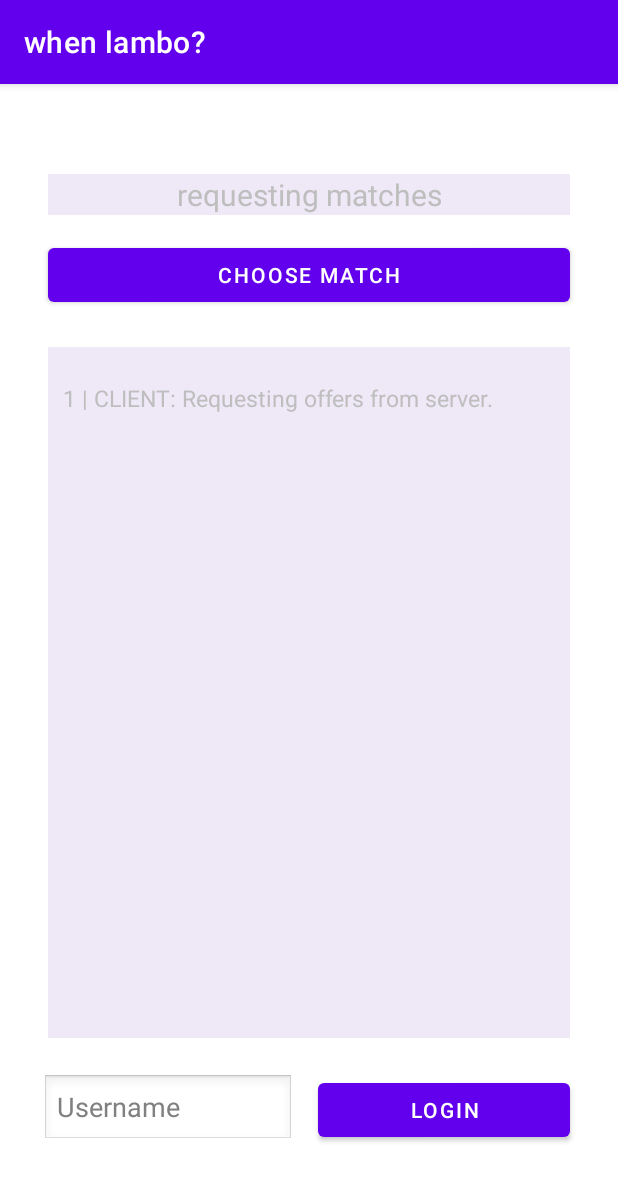
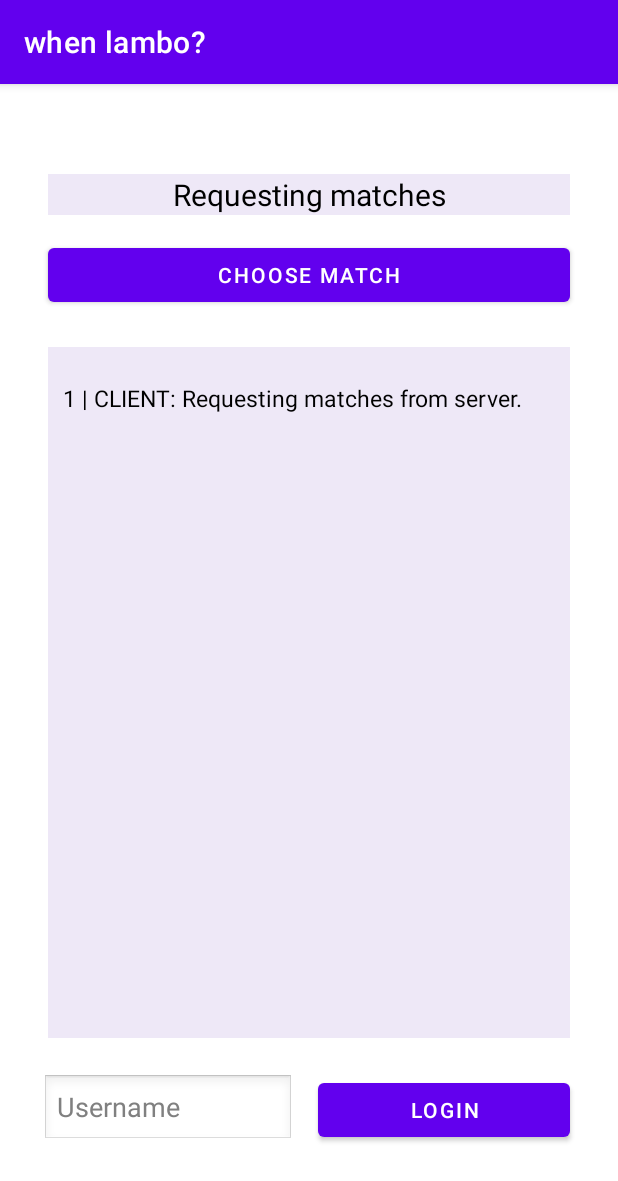
Before and after one commit to RisticDjordje/betting-bot-client-server, an Android app: the screen it shows after launch (MainActivity), after a tap on "CHOOSE MATCH", on a phone screen of 412 x 824 dp. Shown: the top 1181 px of the screen. Run offline under Robolectric (Android 15) with nearby library versions, the phone set to English and light mode, and no system bars; libraries missing offline, so code that uses them is left out: io.socket.client; 13 statements that could not run were skipped.

Commit message:
Updated offers and match segment of the client. updated server features

```diff
--- a/EZMoneyBettingApp/app/src/main/java/com/example/ezmoneybettingapp/MainActivity.kt
+++ b/EZMoneyBettingApp/app/src/main/java/com/example/ezmoneybettingapp/MainActivity.kt
@@ -57,9 +57,9 @@ class MainActivity : AppCompatActivity() {
             // Sending the username to the SERVER
             mSocket.emit("matches_request")
             // Updating the CLIENT console
-            matchNameTextView.text = "requesting matches"
+            matchNameTextView.text = "Requesting matches"
             consoleLogCounter++
-            consoleLog.append("\n$consoleLogCounter | CLIENT: Requesting offers from server.")
+            consoleLog.append("\n$consoleLogCounter | CLIENT: Requesting matches from server.")
         }
 
 
@@ -93,9 +93,11 @@ class MainActivity : AppCompatActivity() {
             if (args[0] != null) {
                 runOnUiThread {
                     // Updating the CLIENT console
+                    val matchChosen = args[0].toString().substring(9)
                     consoleLogCounter++
-                    consoleLog.append("\n$consoleLogCounter | SERVER: Received chosen match: ${args[0]}.")
+                    consoleLog.append("\n$consoleLogCounter | SERVER: Received chosen match: ${matchChosen}.")
                     consoleLog.append("\n------------------------------------------------------")
+                    matchNameTextView.text = matchChosen
                 }
             }
         }
@@ -120,6 +122,7 @@ class MainActivity : AppCompatActivity() {
                     // Updating the CLIENT console
                     consoleLogCounter++
                     consoleLog.append("\n$consoleLogCounter | SERVER: Successfully logged in to ${args[0]}.")
+                    consoleLog.append("\n------------------------------------------------------")
                     consoleLogCounter++
                     consoleLog.append("\n$consoleLogCounter | SERVER: Now logging in to ${args[1]} WWin accounts.")
                     consoleLog.append("\n------------------------------------------------------")
--- a/EZMoneyBettingApp/app/src/main/java/com/example/ezmoneybettingapp/MatchesDialogFragment.kt
+++ b/EZMoneyBettingApp/app/src/main/java/com/example/ezmoneybettingapp/MatchesDialogFragment.kt
@@ -30,12 +30,9 @@ class MatchesDialogFragment(
     ): View {
 
         val rootView: View = inflater.inflate(R.layout.offers_dialog_fragment, container, false)
-//        var secondActivityView: View = inflater.inflate(R.layout.activity_second, container, false)
-
 
         val offersAdapter = OffersAdapter(matchNames)
         val offersList = rootView.findViewById<RecyclerView>(R.id.offersList)
-//        val currentOfferTextView = secondActivityView.findViewById<TextView>(R.id.currentOfferTextView)
         val mSocket = SocketHandler.getSocket()
 
         offersList.apply {
@@ -52,13 +49,12 @@ class MatchesDialogFragment(
                 ) { _, position ->
                     Toast.makeText(
                         requireContext(),
-                        "Clicked: " + matchNames[position],
+                        "Clicked: " + matchNames[position].substring(9),
                         Toast.LENGTH_SHORT
                     )
                         .show()
 
                     mSocket.emit("match_chosen", matchNames[position])
-                    //                            currentOfferTextView.text = "chosen"
                     dismiss()
                 })
         }
--- a/EZMoneyBettingApp/app/src/main/java/com/example/ezmoneybettingapp/OffersDialogFragment.kt
+++ b/EZMoneyBettingApp/app/src/main/java/com/example/ezmoneybettingapp/OffersDialogFragment.kt
@@ -31,12 +31,9 @@ class OffersDialogFragment(
     ): View {
 
         val rootView: View = inflater.inflate(R.layout.offers_dialog_fragment, container, false)
-//        var secondActivityView: View = inflater.inflate(R.layout.activity_second, container, false)
-
 
         val offersAdapter = OffersAdapter(offer_names)
         val offersList = rootView.findViewById<RecyclerView>(R.id.offersList)
-//        val currentOfferTextView = secondActivityView.findViewById<TextView>(R.id.currentOfferTextView)
         val mSocket = SocketHandler.getSocket()
 
         offersList.apply {
@@ -58,8 +55,7 @@ class OffersDialogFragment(
                     )
                         .show()
 
-                    mSocket.emit("offer_chosen", offer_titles[position])
-                    //                            currentOfferTextView.text = "chosen"
+                    mSocket.emit("offer_chosen", offer_titles[position], offer_names[position])
                     dismiss()
                 })
         }
--- a/EZMoneyBettingApp/app/src/main/res/layout/activity_main.xml
+++ b/EZMoneyBettingApp/app/src/main/res/layout/activity_main.xml
@@ -17,7 +17,8 @@
         android:layout_marginEnd="32dp"
         android:background="#1D673AB7"
         android:gravity="center"
-        android:text="Match Name"
+        android:text="No match chosen"
+        android:textColor="#000000"
         android:textSize="20sp"
         app:layout_constraintEnd_toEndOf="parent"
         app:layout_constraintHorizontal_bias="0.0"
@@ -60,6 +61,7 @@
             android:hint="Console Log"
             android:paddingLeft="10dp"
             android:paddingTop="5dp"
+            android:textColor="#000000"
             android:textSize="15sp" />
     </ScrollView>
 
--- a/EZMoneyBettingApp/app/src/main/res/layout/activity_second.xml
+++ b/EZMoneyBettingApp/app/src/main/res/layout/activity_second.xml
@@ -19,6 +19,7 @@
         android:background="#1D673AB7"
         android:gravity="center"
         android:text="No offer chosen"
+        android:textColor="#000000"
         android:textSize="22sp"
         app:layout_constraintEnd_toEndOf="parent"
         app:layout_constraintStart_toStartOf="parent"
@@ -73,6 +74,7 @@
             android:hint="Console Log"
             android:paddingLeft="10dp"
             android:paddingTop="5dp"
+            android:textColor="#000000"
             android:textSize="15sp" />
     </ScrollView>
 
```
Also changed, not shown: EZMoneyBettingApp/app/src/main/java/com/example/ezmoneybettingapp/SecondActivity.kt (+10 -3 lines), 1 other file.
